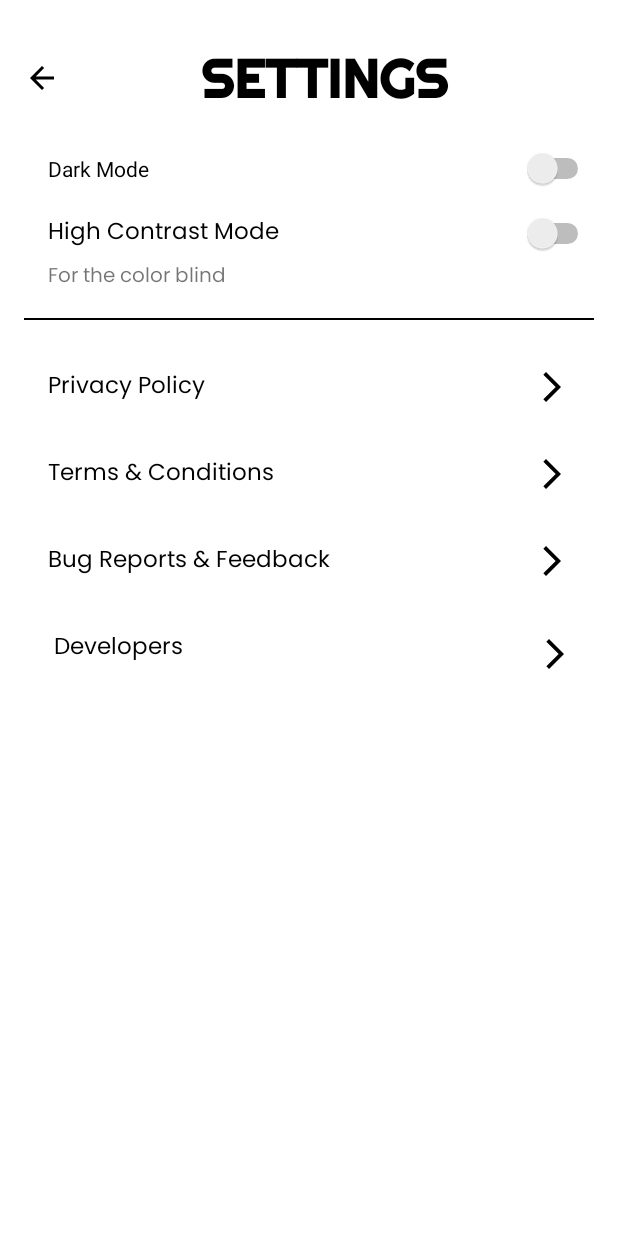
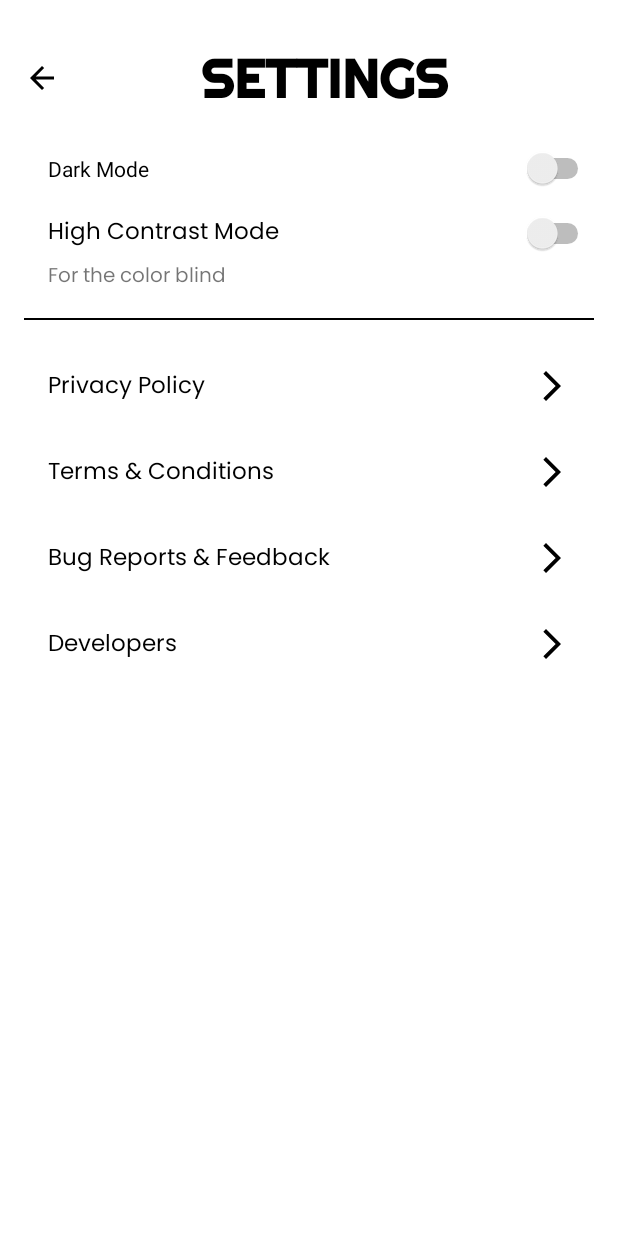
Before and after one commit to JosephException0/Mobile-Dev, an Android app built with Jetpack Compose: the SettingPage screen opened directly, with no data from a screen before it, on a phone screen of 412 x 824 dp. Run offline under Robolectric (Android 15) with nearby library versions, the light colour scheme and no system bars.

Commit message:
Settings was changed into a list View And added the terms and condition

```diff
--- a/app/src/main/AndroidManifest.xml
+++ b/app/src/main/AndroidManifest.xml
@@ -12,6 +12,10 @@
         android:supportsRtl="true"
         android:theme="@style/Theme.Wordify"
         tools:targetApi="31">
+
+        <activity
+            android:name=".TermsConditionsPage"
+            android:exported="true" />
         <activity
             android:name=".developer_page"
             android:exported="true" />
--- a/app/src/main/java/com/android/wordify/SettingPage.kt
+++ b/app/src/main/java/com/android/wordify/SettingPage.kt
@@ -1,27 +1,43 @@
 package com.android.wordify
 
-import android.annotation.SuppressLint
 import android.content.Intent
 import android.os.Bundle
-import android.widget.Button
+import android.widget.*
 import androidx.appcompat.app.AppCompatActivity
 
 class SettingPage : AppCompatActivity() {
-    @SuppressLint("MissingInflatedId")
+
     override fun onCreate(savedInstanceState: Bundle?) {
         super.onCreate(savedInstanceState)
         setContentView(R.layout.setting_page)
 
-        val close_settings: Button = findViewById(R.id.setting_close_button)
-        val dev_page: Button = findViewById(R.id.Developer_button)
+        val closeSettings: Button = findViewById(R.id.setting_close_button)
+        val settingsList: ListView = findViewById(R.id.settings_list)
 
-        close_settings.setOnClickListener {
-            val intent = Intent(this, LandingPage::class.java)
-            startActivity(intent)
+        // List items
+        val settingsOptions = listOf(
+            "Privacy Policy",
+            "Terms & Conditions",
+            "Bug Reports & Feedback",
+            "Developers"
+        )
+
+
+        val adapter = ArrayAdapter(this, R.layout.list_item, R.id.list_item_text, settingsOptions)
+        settingsList.adapter = adapter
+
+        // Click listener for list items, commented indices means that it still doesn't have its page
+        settingsList.setOnItemClickListener { _, _, position, _ ->
+            when (position) {
+//                0 -> startActivity(Intent(this, ::class.java))
+                1 -> startActivity(Intent(this, TermsConditionsPage::class.java))
+//                2 -> startActivity(Intent(this, ::class.java))
+                3 -> startActivity(Intent(this, developer_page::class.java))
+            }
         }
-        dev_page.setOnClickListener {
-            val intent = Intent(this, developer_page::class.java)
-            startActivity(intent)
+
+        closeSettings.setOnClickListener {
+            startActivity(Intent(this, LandingPage::class.java))
         }
     }
 }
--- /dev/null
+++ b/app/src/main/res/layout/list_item.xml
@@ -0,0 +1,23 @@
+<?xml version="1.0" encoding="utf-8"?>
+<LinearLayout
+    xmlns:android="http://schemas.android.com/apk/res/android"
+    android:layout_width="match_parent"
+    android:layout_height="wrap_content"
+    android:orientation="horizontal"
+    android:padding="16dp">
+
+    <TextView
+        android:id="@+id/list_item_text"
+        android:layout_width="0dp"
+        android:layout_height="wrap_content"
+        android:layout_weight="1"
+        android:textSize="15sp"
+        android:fontFamily="@font/poppins_regular"
+        android:textColor="@color/black"/>
+
+    <ImageView
+        android:id="@+id/list_item_icon"
+        android:layout_width="24dp"
+        android:layout_height="24dp"
+        android:src="@drawable/greater_than"/>
+</LinearLayout>
--- a/app/src/main/res/layout/setting_page.xml
+++ b/app/src/main/res/layout/setting_page.xml
@@ -36,9 +36,6 @@
 
     </LinearLayout>
 
-
-
-
     <Switch
         android:id="@+id/switch_dark_mode"
         android:layout_width="match_parent"
@@ -72,66 +69,12 @@
         android:layout_marginTop="16dp"
         android:layout_marginBottom="16dp"/>
 
-    <TextView
+
+    <ListView
+        android:id="@+id/settings_list"
         android:layout_width="match_parent"
         android:layout_height="wrap_content"
-        android:text="Privacy Policy"
-        android:padding="16dp"
-        android:textColor="@color/black"
-        android:fontFamily="@font/poppins_regular"
-        android:textSize="15sp"
-        android:drawableEnd="@drawable/greater_than"
-        android:drawablePadding="8dp"/>
-
-    <TextView
-        android:layout_width="match_parent"
-        android:layout_height="wrap_content"
-        android:text="Terms &amp; Conditions"
-        android:padding="16dp"
-        android:textColor="@color/black"
-        android:fontFamily="@font/poppins_regular"
-        android:textSize="15sp"
-        android:drawableEnd="@drawable/greater_than"
-        android:drawablePadding="8dp"/>
-
-    <TextView
-        android:layout_width="match_parent"
-        android:layout_height="wrap_content"
-        android:text="Bug Reports &amp; Feedback"
-        android:padding="16dp"
-        android:fontFamily="@font/poppins_regular"
-        android:textSize="15sp"
-        android:textColor="@color/black"
-        android:drawableEnd="@drawable/greater_than"
-        android:drawablePadding="8dp"/>
-
-    <LinearLayout
-        android:layout_width="wrap_content"
-        android:layout_height="wrap_content"
-        android:paddingLeft="4dp"
-        android:orientation="horizontal">
-
-    <TextView
-        android:id="@+id/developers_text_view"
-        android:layout_width="match_parent"
-        android:layout_height="wrap_content"
-        android:text="Developers"
-        android:padding="16dp"
-        android:fontFamily="@font/poppins_regular"
-        android:textSize="15sp"
-        android:textColor="@color/black"/>
-
-
-        <Button
-            android:id="@+id/Developer_button"
-            android:layout_width="244dp"
-            android:layout_height="40dp"
-            android:layout_marginTop="5dp"
-            android:background="@drawable/transparent"
-            android:backgroundTint="@android:color/transparent"
-            android:drawableEnd="@drawable/greater_than" />
-
-    </LinearLayout>
-
+        android:divider="@android:color/transparent"
+        android:dividerHeight="0dp"/>
 
 </LinearLayout>
```
Also changed, not shown: app/src/main/java/com/android/wordify/TermsConditionsPage.kt (added, +41 -0 lines), app/src/main/res/layout/terms_conditions.xml (added, +49 -0 lines), 1 other file.
